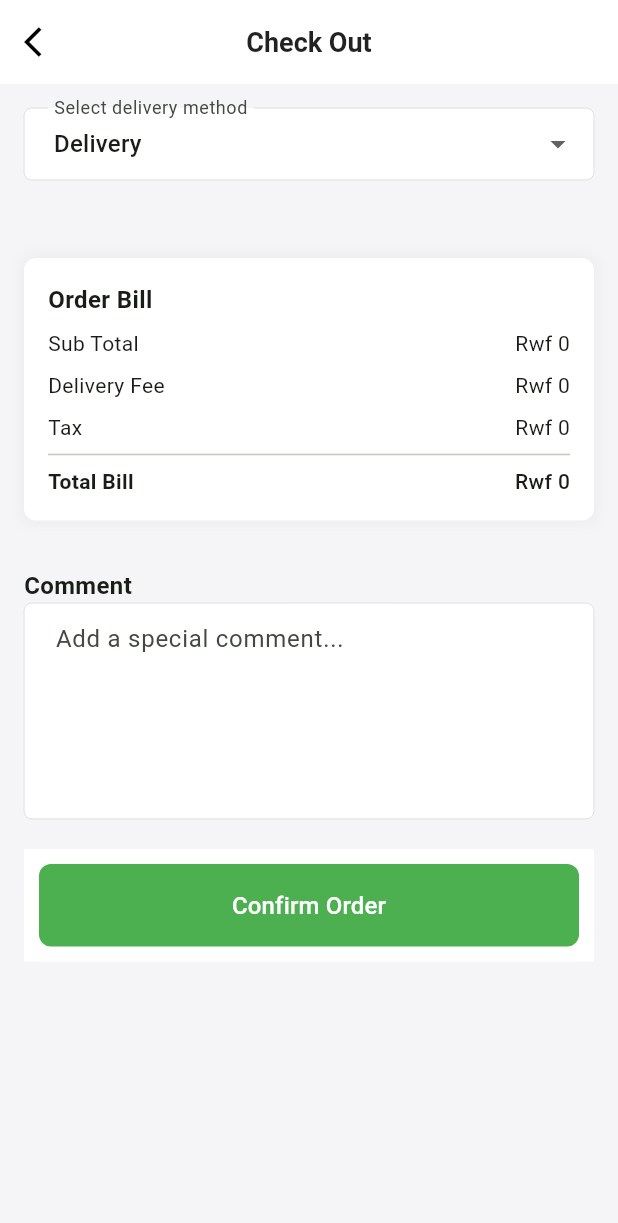
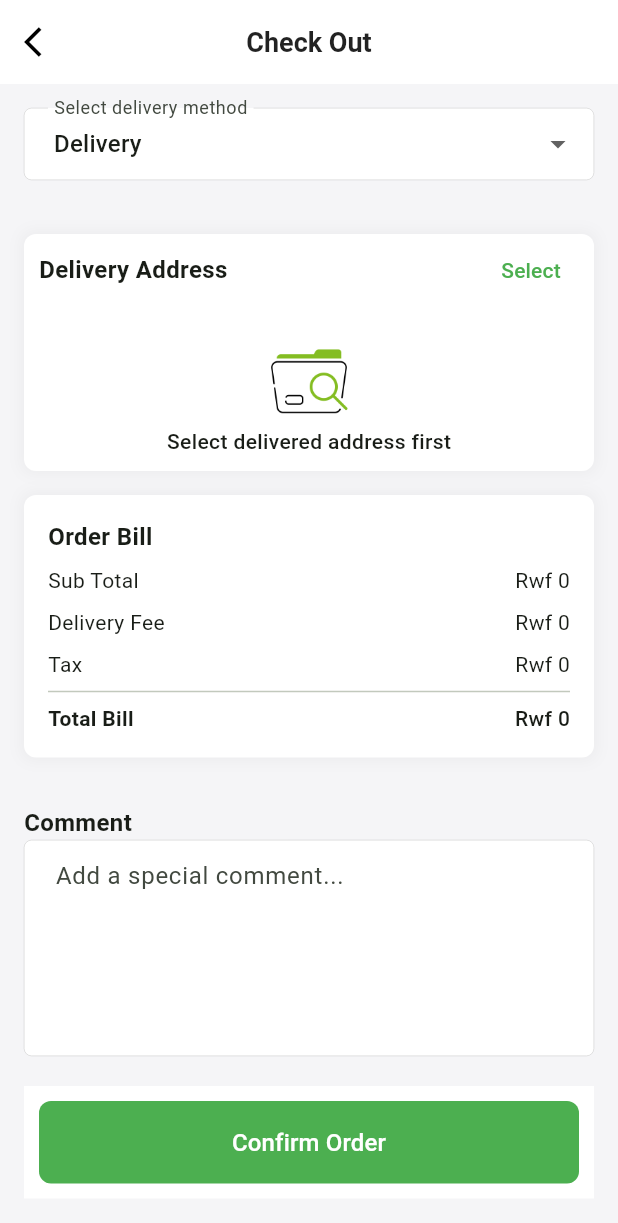
Before and after one commit to hubertit/freshmeals, a Flutter app: the CheckOutScreen screen opened by its route, on a phone screen of 412 x 824 dp. Shown: the top 1223 px of the screen. Run offline on Flutter 3.47's test engine with Material 3 defaults, Android fonts, the phone set to English and light mode, and no system bars; our stand-ins replace country_picker, dio, easy_localization, email_validator, fl_chart, flutter_local_notifications and 11 more; missing offline and left inert: flutter_facebook_auth, geekyants_flutter_gauges, google_maps_webservice; accounts and stored records are empty.

```diff
--- a/lib/views/homepage/checkout_screen.dart
+++ b/lib/views/homepage/checkout_screen.dart
@@ -35,6 +35,7 @@ class _CheckOutScreenState extends ConsumerState<CheckOutScreen> {
     });
     super.initState();
   }
+
   String _meetingType = "Delivery"; // Default selection
 
   GlobalKey<FormState> formKey = GlobalKey<FormState>();
@@ -85,28 +86,19 @@ class _CheckOutScreenState extends ConsumerState<CheckOutScreen> {
               //   ],
               // ),
               DropdownButtonFormField<String>(
-
                 value: _meetingType,
-
                 decoration: InputDecoration(
                   filled: true,
                   label: const Text("Select delivery method"),
                   fillColor: Colors.white,
                   border: OutlineInputBorder(
-                    borderRadius:
-                    BorderRadius.circular(
-                        8),
+                    borderRadius: BorderRadius.circular(8),
                   ),
                   contentPadding:
-                  const EdgeInsets
-                      .symmetric(
-                      vertical: 12,
-                      horizontal: 16),
+                      const EdgeInsets.symmetric(vertical: 12, horizontal: 16),
                 ),
-                items: ["Delivery", "Pickup"]
-                    .map((String option) {
-                  return DropdownMenuItem<
-                      String>(
+                items: ["Delivery", "Pickup"].map((String option) {
+                  return DropdownMenuItem<String>(
                     value: option,
                     child: Text(option),
                   );
@@ -120,7 +112,8 @@ class _CheckOutScreenState extends ConsumerState<CheckOutScreen> {
               const SizedBox(height: 20),
 
               const SizedBox(height: 16),
-              if(_meetingType=="Check delivery") Container(
+              if (_meetingType == "Delivery")
+                Container(
                   padding: const EdgeInsets.symmetric(horizontal: 10),
                   decoration: BoxDecoration(
                     color: Colors.white,
@@ -264,8 +257,8 @@ class _CheckOutScreenState extends ConsumerState<CheckOutScreen> {
                                                   )),
                                               Text(
                                                 user.user!.phoneNumber,
-                                              style:
-                                                  const TextStyle(fontSize: 14),
+                                                style: const TextStyle(
+                                                    fontSize: 14),
                                               ),
                                             ],
                                           ),
@@ -295,12 +288,12 @@ class _CheckOutScreenState extends ConsumerState<CheckOutScreen> {
                 child: Column(
                   crossAxisAlignment: CrossAxisAlignment.start,
                   children: [
-                    Text(
+                    const Text(
                       'Order Bill',
                       style:
                           TextStyle(fontSize: 16, fontWeight: FontWeight.bold),
                     ),
-                    SizedBox(height: 8),
+                    const SizedBox(height: 8),
                     Row(
                       mainAxisAlignment: MainAxisAlignment.spaceBetween,
                       children: [
@@ -407,7 +400,8 @@ class _CheckOutScreenState extends ConsumerState<CheckOutScreen> {
                       var json = {
                         "token": user!.user!.token,
                         "address_id": defaultAddress!.address!.addressId,
-                        "comment": commentController.text
+                        "comment": commentController.text,
+                        "delivery_method": _meetingType
                       };
                       ref
                           .read(orderProvider.notifier)
```
Also changed, not shown: lib/views/homepage/subscribe_screen.dart (+129 -171 lines). Lines whose indentation alone changed are shown as unchanged.
